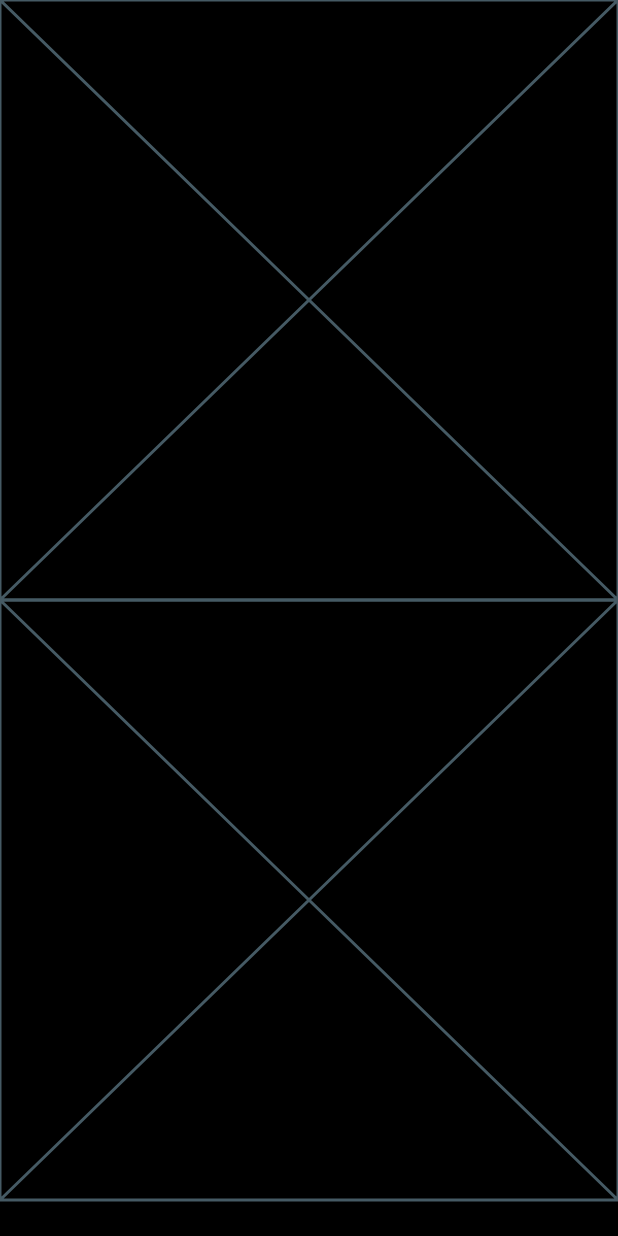
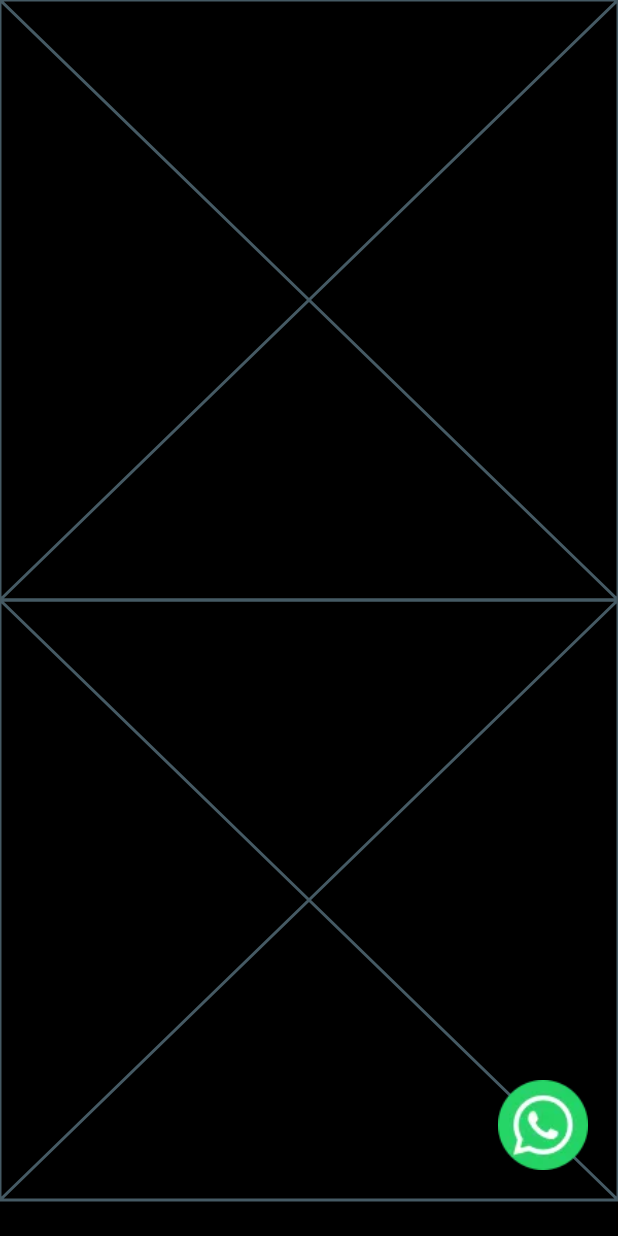
Before and after one commit to aguchi94/web_pruebas_plazadig, a Flutter app: the screen it shows after launch, on a phone screen of 412 x 824 dp. Run offline on Flutter 3.47's test engine with Material 3 defaults, Android fonts, the phone set to English and light mode, and no system bars.

Commit message:
update whatsapp icon

```diff
--- /dev/null
+++ b/lib/src/globals/whatsapp_button.dart
@@ -0,0 +1,52 @@
+import 'package:flutter/material.dart';
+import 'package:url_launcher/url_launcher.dart';
+
+class WhatsAppFloatingButton extends StatelessWidget {
+  final String phoneNumber;
+  final String imagePath;
+  final double size;
+  final double bottom;
+  final double right;
+
+  const WhatsAppFloatingButton({
+    super.key,
+    required this.phoneNumber,
+    required this.imagePath,
+    this.size = 60.0,
+    this.bottom = 20.0,
+    this.right = 20.0,
+  });
+
+  Future<void> _launchWhatsApp() async {
+    final cleanPhone = phoneNumber.replaceAll(RegExp(r'[^0-9]'), '');
+    final uri = Uri.parse('https://wa.me/$cleanPhone');
+    try {
+      if (await canLaunchUrl(uri)) {
+        await launchUrl(uri, mode: LaunchMode.externalApplication);
+      } else {
+        debugPrint('No se pudo abrir WhatsApp: $uri');
+      }
+    } catch (e) {
+      debugPrint('Error al abrir WhatsApp: $e');
+    }
+  }
+
+  @override
+  Widget build(BuildContext context) {
+    return Positioned(
+      bottom: bottom,
+      right: right,
+      child: MouseRegion(
+        cursor: SystemMouseCursors.click,
+        child: GestureDetector(
+          onTap: _launchWhatsApp,
+          child: SizedBox(
+            width: size,
+            height: size,
+            child: Image.asset(imagePath, fit: BoxFit.contain),
+          ),
+        ),
+      ),
+    );
+  }
+}
--- a/lib/src/home.dart
+++ b/lib/src/home.dart
@@ -1,6 +1,7 @@
 import 'package:flutter/material.dart';
 import 'package:web_pruebas_plazadig/src/banners/footer.dart';
 import 'package:web_pruebas_plazadig/src/banners/portada.dart';
+import 'package:web_pruebas_plazadig/src/globals/whatsapp_button.dart';
 
 class HomePageScreenUi extends StatefulWidget {
   const HomePageScreenUi({super.key});
@@ -12,11 +13,16 @@ class HomePageScreenUi extends StatefulWidget {
 class _HomePageScreenUiState extends State<HomePageScreenUi> {
   @override
   Widget build(BuildContext context) {
-    return Scaffold(
+    return const Scaffold(
       backgroundColor: Colors.black,
       body: Stack(
         children: [
           SingleChildScrollView(child: Column(children: [Portada(), Footer()])),
+          WhatsAppFloatingButton(
+            phoneNumber:
+                '5491112345678', // Reemplazar con el número real de WhatsApp
+            imagePath: 'assets/icons/wsp-logo-64px.webp',
+          ),
         ],
       ),
     );
```
Also changed, not shown: pubspec.yaml (+7 -5 lines), assets/icons/igw-logo.webp (added), assets/icons/wsp-logo-64px.webp (added), pubspec.lock.
